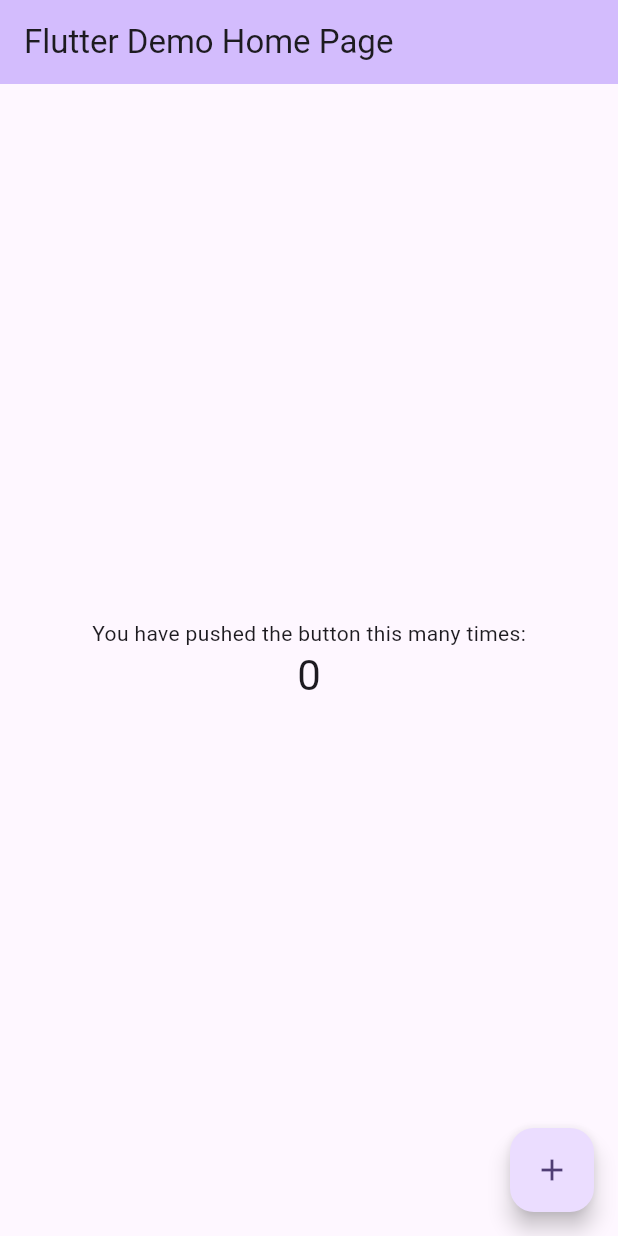
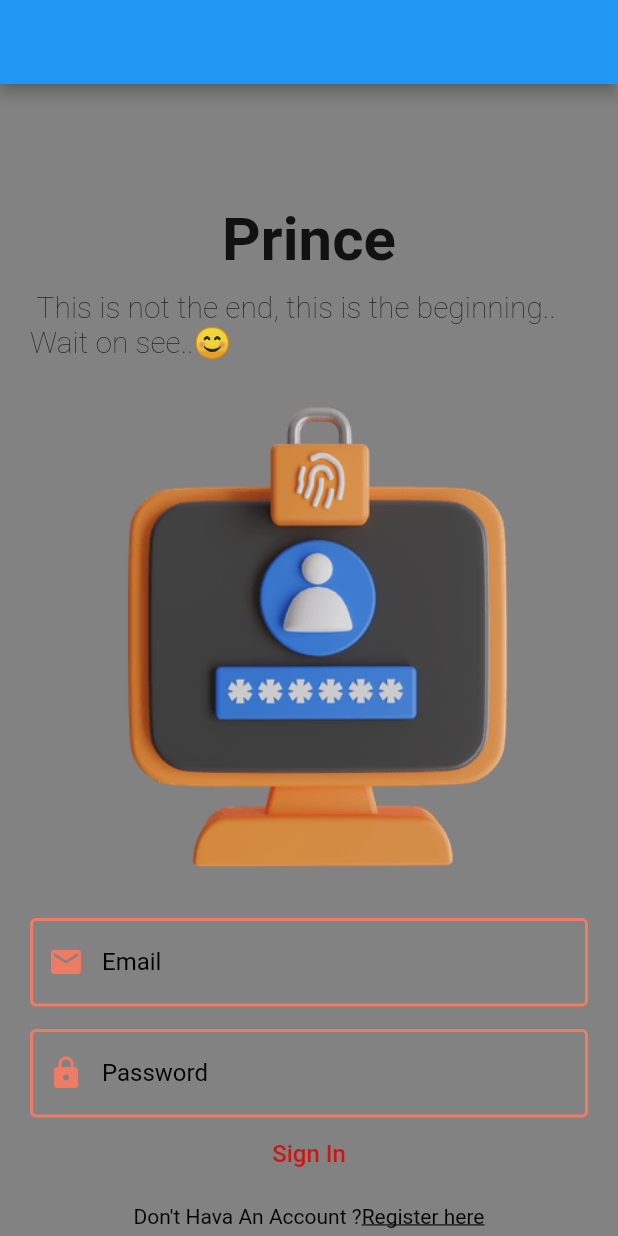
Before and after one commit to follow-prince/princee, a Flutter app: the screen it shows after launch, on a phone screen of 412 x 824 dp. Run offline on Flutter 3.47's test engine with Material 2 defaults, Android fonts, the light colour scheme and no system bars; our stand-ins replace firebase_core, shared_preferences; accounts and stored records are empty.

Commit message:
Login page seccussfully create thn 10 % completed

```diff
--- /dev/null
+++ b/lib/helper/helper_function.dart
@@ -0,0 +1,27 @@
+import 'package:shared_preferences/shared_preferences.dart';
+
+class HelperFunction {
+
+// keys
+
+static String userLoggedInKey = "LOGGEDINKEY";
+static String userNameKey = "USERNAMEKEY";
+static String userEmailKey = "USEREMAILKEY";
+
+
+
+
+
+//saving the data to SF
+
+
+
+
+//getting the data from SF
+static Future<bool?> getUserLoggedInStatus() async{
+  SharedPreferences sf = await SharedPreferences.getInstance();
+  return sf.getBool(userLoggedInKey);
+}
+
+
+}
--- a/lib/main.dart
+++ b/lib/main.dart
@@ -1,125 +1,66 @@
+import 'package:firebase_core/firebase_core.dart';
 import 'package:flutter/material.dart';
+import 'package:flutter/foundation.dart';
+import 'package:princee/helper/helper_function.dart';
+import 'package:princee/pages/auth/login_page.dart';
+import 'package:princee/pages/home_page.dart';
+import 'package:princee/shared/constants.dart';
 
-void main() {
-  runApp(const MyApp());
+
+Future<void> main() async {
+  WidgetsFlutterBinding.ensureInitialized();
+if(kIsWeb){
+//run The Initialization  for web
+  await Firebase.initializeApp(options: FirebaseOptions(apiKey: Constants.apiKey, appId: Constants.appID, messagingSenderId: Constants.messagingSenderId, projectId: Constants.projectID));
+
+}else{
+  //run a the Initialization for android and ios
+  await Firebase.initializeApp();
+
 }
 
-class MyApp extends StatelessWidget {
-  const MyApp({super.key});
+  runApp(const MyApp() );
 
-  // This widget is the root of your application.
+}
+
+class MyApp extends StatefulWidget {
+  const MyApp({Key? key}) : super(key: key);
+
+@override
+State<MyApp> createState() => _MyAppState();
+
+
+}
+
+class _MyAppState extends State<MyApp>{
+
+bool _isSignedIn = false;
+
+@override
+void initState(){
+  super.initState();
+  getUserLoggedInStatus();
+}
+
+getUserLoggedInStatus() async {
+  // ignore: non_constant_identifier_names
+  await HelperFunction.getUserLoggedInStatus().then((value) {
+
+    if(value != null){
+
+_isSignedIn = value;
+    }
+  });
+}
   @override
   Widget build(BuildContext context) {
-    return MaterialApp(
-      title: 'Flutter Demo',
+    return  MaterialApp(
       theme: ThemeData(
-        // This is the theme of your application.
-        //
-        // TRY THIS: Try running your application with "flutter run". You'll see
-        // the application has a blue toolbar. Then, without quitting the app,
-        // try changing the seedColor in the colorScheme below to Colors.green
-        // and then invoke "hot reload" (save your changes or press the "hot
-        // reload" button in a Flutter-supported IDE, or press "r" if you used
-        // the command line to start the app).
-        //
-        // Notice that the counter didn't reset back to zero; the application
-        // state is not lost during the reload. To reset the state, use hot
-        // restart instead.
-        //
-        // This works for code too, not just values: Most code changes can be
-        // tested with just a hot reload.
-        colorScheme: ColorScheme.fromSeed(seedColor: Colors.deepPurple),
-        useMaterial3: true,
+        primaryColor: Constants().primaryColor,
+        scaffoldBackgroundColor: Colors.white
       ),
-      home: const MyHomePage(title: 'Flutter Demo Home Page'),
+      debugShowCheckedModeBanner: false,
+      home: _isSignedIn ? const HomePage() : const LoginPage(),
     );
   }
 }
-
-class MyHomePage extends StatefulWidget {
-  const MyHomePage({super.key, required this.title});
-
-  // This widget is the home page of your application. It is stateful, meaning
-  // that it has a State object (defined below) that contains fields that affect
-  // how it looks.
-
-  // This class is the configuration for the state. It holds the values (in this
-  // case the title) provided by the parent (in this case the App widget) and
-  // used by the build method of the State. Fields in a Widget subclass are
-  // always marked "final".
-
-  final String title;
-
-  @override
-  State<MyHomePage> createState() => _MyHomePageState();
-}
-
-class _MyHomePageState extends State<MyHomePage> {
-  int _counter = 0;
-
-  void _incrementCounter() {
-    setState(() {
-      // This call to setState tells the Flutter framework that something has
-      // changed in this State, which causes it to rerun the build method below
-      // so that the display can reflect the updated values. If we changed
-      // _counter without calling setState(), then the build method would not be
-      // called again, and so nothing would appear to happen.
-      _counter++;
-    });
-  }
-
-  @override
-  Widget build(BuildContext context) {
-    // This method is rerun every time setState is called, for instance as done
-    // by the _incrementCounter method above.
-    //
-    // The Flutter framework has been optimized to make rerunning build methods
-    // fast, so that you can just rebuild anything that needs updating rather
-    // than having to individually change instances of widgets.
-    return Scaffold(
-      appBar: AppBar(
-        // TRY THIS: Try changing the color here to a specific color (to
-        // Colors.amber, perhaps?) and trigger a hot reload to see the AppBar
-        // change color while the other colors stay the same.
-        backgroundColor: Theme.of(context).colorScheme.inversePrimary,
-        // Here we take the value from the MyHomePage object that was created by
-        // the App.build method, and use it to set our appbar title.
-        title: Text(widget.title),
-      ),
-      body: Center(
-        // Center is a layout widget. It takes a single child and positions it
-        // in the middle of the parent.
-        child: Column(
-          // Column is also a layout widget. It takes a list of children and
-          // arranges them vertically. By default, it sizes itself to fit its
-          // children horizontally, and tries to be as tall as its parent.
-          //
-          // Column has various properties to control how it sizes itself and
-          // how it positions its children. Here we use mainAxisAlignment to
-          // center the children vertically; the main axis here is the vertical
-          // axis because Columns are vertical (the cross axis would be
-          // horizontal).
-          //
-          // TRY THIS: Invoke "debug painting" (choose the "Toggle Debug Paint"
-          // action in the IDE, or press "p" in the console), to see the
-          // wireframe for each widget.
-          mainAxisAlignment: MainAxisAlignment.center,
-          children: <Widget>[
-            const Text(
-              'You have pushed the button this many times:',
-            ),
-            Text(
-              '$_counter',
-              style: Theme.of(context).textTheme.headlineMedium,
-            ),
-          ],
-        ),
-      ),
-      floatingActionButton: FloatingActionButton(
-        onPressed: _incrementCounter,
-        tooltip: 'Increment',
-        child: const Icon(Icons.add),
-      ), // This trailing comma makes auto-formatting nicer for build methods.
-    );
-  }
-}
--- /dev/null
+++ b/lib/pages/auth/login_page.dart
@@ -0,0 +1,145 @@
+import 'package:flutter/gestures.dart';
+import 'package:flutter/material.dart';
+import 'package:princee/widgets/widgets.dart';
+
+
+
+class LoginPage extends StatefulWidget {
+  const LoginPage({super.key});
+
+  @override
+  State<LoginPage> createState() => _LoginPageState();
+}
+
+
+
+
+class _LoginPageState extends State<LoginPage>{
+final formKey = GlobalKey<FormState>();
+String email = "";
+String password = "";
+
+
+  @override
+  Widget build(BuildContext context) {
+    return  Scaffold(
+      appBar: AppBar(),
+      backgroundColor: Theme.of(context).primaryColor,
+      body: SingleChildScrollView(
+        child: Padding(
+          padding: const EdgeInsets.symmetric(horizontal: 20, vertical: 80),
+          child: Form(
+            key: formKey,
+            child:  Column(
+              mainAxisAlignment: MainAxisAlignment.center,
+              crossAxisAlignment: CrossAxisAlignment.center,
+              children: <Widget> [
+              const Text("Prince", style:
+              TextStyle(fontSize: 40,fontWeight: FontWeight.bold),),
+              const SizedBox(height: 10),
+              const Text(" This is not the end, this is the beginning.. Wait on see..😊  ", style: TextStyle(fontSize: 20, fontWeight: FontWeight.w100),),
+              Image.asset("assets/login-access.png"),
+              TextFormField(
+                decoration: textInputDecoration.copyWith(
+                  labelText: "Email",
+                  prefixIcon:  const Icon(
+                    Icons.email,
+                    color: Color(0xFFee7b64),
+                  )
+                ),
+                onChanged: (value){
+                  setState(() {
+                    email = value;
+
+                  });
+                },
+            //Check validation
+
+                 validator: (value) {
+                return RegExp(
+                  r"^[a-zA-Z0-9.a-zA-Z0-9.!#$%&'*+-/=?^_`{|}~]+@[a-zA-Z0-9]+\.[a-zA-Z]+")
+                  .hasMatch(value!)
+                  ? null
+                  : "Please enter a valid email";
+                  },
+
+              ),
+
+
+              const SizedBox(height: 15),
+              TextFormField(
+                obscureText: true,
+                decoration: textInputDecoration.copyWith(
+                labelText: "Password",
+                prefixIcon:  const Icon(
+                  Icons.lock,
+                  color: Color(0xFFee7b64),
+                )
+              ),
+              validator: (value) {
+                if(value!.length < 6){
+                  return "Password must be at least 6 of characters ";
+                }else{
+                  return null;
+                }
+              },
+              onChanged: (val){
+                  setState(() {
+                    password = val;
+                    print(password);
+                  });
+                },
+              ),
+              SizedBox(
+                          width: double.infinity,
+                          child: ElevatedButton(
+                            style: ElevatedButton.styleFrom(
+                                primary: Theme.of(context).primaryColor,
+                                elevation: 0,
+                                shape: RoundedRectangleBorder(
+                                    borderRadius: BorderRadius.circular(30))),
+                            child: const Text(
+                              "Sign In",
+                              style:
+                                  TextStyle(color: Color.fromARGB(255, 206, 21, 21), fontSize: 16),
+
+                            ),
+                            onPressed: () {
+                              login();
+                            },
+                          ),
+            ),
+
+            const SizedBox(height: 10,),
+            const Text.rich(
+              TextSpan(
+                text: "Don't Hava An Account ?",
+                  style: TextStyle(color: Colors.black, fontSize: 14),
+                children: <TextSpan>[
+                  TextSpan(
+                    text: "Register here",
+                  style: const TextStyle(color: Colors.black, decoration: TextDecoration.underline),
+                    // recognizer: TapGestureRecognizer()..onTap = () =;
+                  )
+                ],
+
+
+              )
+            )
+
+            ],
+            ),
+
+          ),
+        ),
+      )
+
+    );
+  }
+  login(){
+if(formKey.currentState!.validate()){
+
+
+}
+  }
+}
--- /dev/null
+++ b/lib/pages/home_page.dart
@@ -0,0 +1,17 @@
+import 'package:flutter/material.dart';
+
+class HomePage extends StatefulWidget {
+  const HomePage({super.key});
+
+  @override
+  State<HomePage> createState() => _HomePageState();
+}
+
+class _HomePageState extends State<HomePage> {
+  @override
+  Widget build(BuildContext context) {
+    return  Scaffold(
+      body: Center(child: Text("HomePage"))
+    );
+  }
+}
--- /dev/null
+++ b/lib/shared/constants.dart
@@ -0,0 +1,9 @@
+import 'package:flutter/material.dart';
+
+class Constants{
+  static String appID = "1:584342807044:web:4054c6fb348f90a4fe0b51";
+  static String apiKey = "AIzaSyD8mKJjmsgdxznTnwrauU01nYmy3ESNRTY";
+  static String messagingSenderId = "584342807044";
+  static String projectID = "princee-de1eb";
+  final primaryColor =  const Color.fromARGB(255, 131, 130, 130);
+}
--- /dev/null
+++ b/lib/widgets/widgets.dart
@@ -0,0 +1,16 @@
+import 'package:flutter/material.dart';
+
+const textInputDecoration = InputDecoration(
+labelStyle: TextStyle(color: Colors.black, fontWeight: FontWeight.w400),
+focusedBorder: OutlineInputBorder(
+   borderSide: BorderSide(color: Color(0xFFee7b64),width: 2),
+
+),
+enabledBorder: OutlineInputBorder(
+   borderSide: BorderSide(color: Color(0xFFee7b64),width: 2),
+),
+errorBorder : OutlineInputBorder(
+   borderSide: BorderSide(color: Color(0xFFee7b64),width: 2),
+
+),
+);
```
Also changed, not shown: pubspec.yaml (+8 -15 lines), assets/login-access.png (added), pubspec.lock, 9 other files.
